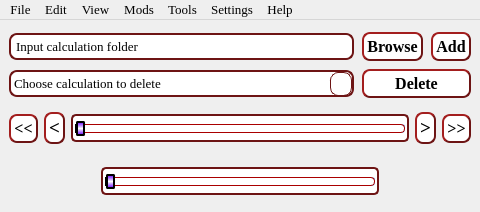
Before: the Qt Designer form Gui/VRVisualGUI.ui in asolovykh/ProChem, drawn with Qt 5.
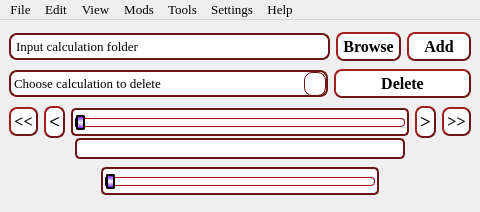
After: the same form once the commit is applied. Icons and pictures are not drawn.

Commit message: QT_Version 0.0.6.8 work in Progress: bugs with closing of OSZICAR and Processing windows were fixed. Step description is added in VisualWindow interface for convenient work.

Patch:
```diff
--- a/Gui/VRVisualGUI.ui
+++ b/Gui/VRVisualGUI.ui
@@ -212,14 +212,17 @@
    <property name="styleSheet">
     <string notr="true"/>
    </property>
-   <layout class="QGridLayout" name="gridLayout" rowstretch="0,0,0,0,0" columnstretch="0,1,0,0">
+   <layout class="QGridLayout" name="gridLayout" rowstretch="0,0,0,0,0,0,0,0" columnstretch="0,0,0,0">
     <property name="topMargin">
      <number>12</number>
     </property>
-    <property name="spacing">
+    <property name="horizontalSpacing">
      <number>8</number>
     </property>
-    <item row="3" column="0" colspan="4">
+    <property name="verticalSpacing">
+     <number>0</number>
+    </property>
+    <item row="5" column="0" colspan="4">
      <widget class="QWidget" name="CentralWidget" native="true">
       <layout class="QHBoxLayout" name="horizontalLayout">
        <property name="leftMargin">
@@ -369,80 +372,15 @@
       </layout>
      </widget>
     </item>
-    <item row="1" column="2" colspan="2">
-     <widget class="QPushButton" name="DeleteCalculationButton">
-      <property name="font">
-       <font>
-        <family>Times New Roman</family>
-        <pointsize>12</pointsize>
-        <bold>true</bold>
-       </font>
+    <item row="0" column="0" colspan="4">
+     <layout class="QHBoxLayout" name="TopWidget" stretch="5,1,1">
+      <property name="spacing">
+       <number>6</number>
       </property>
-      <property name="cursor">
-       <cursorShape>PointingHandCursor</cursorShape>
+      <property name="bottomMargin">
+       <number>8</number>
       </property>
-      <property name="text">
-       <string>Delete</string>
-      </property>
-     </widget>
-    </item>
-    <item row="0" column="2">
-     <widget class="QPushButton" name="BrowseButton">
-      <property name="font">
-       <font>
-        <family>Times New Roman</family>
-        <pointsize>12</pointsize>
-        <bold>true</bold>
-       </font>
-      </property>
-      <property name="cursor">
-       <cursorShape>PointingHandCursor</cursorShape>
-      </property>
-      <property name="text">
-       <string>Browse</string>
-      </property>
-     </widget>
-    </item>
-    <item row="0" column="3">
-     <widget class="QPushButton" name="CalculationAddButton">
-      <property name="font">
-       <font>
-        <family>Times New Roman</family>
-        <pointsize>12</pointsize>
-        <bold>true</bold>
-       </font>
-      </property>
-      <property name="cursor">
-       <cursorShape>PointingHandCursor</cursorShape>
-      </property>
-      <property name="text">
-       <string>Add</string>
-      </property>
-      <property name="flat">
-       <bool>false</bool>
-      </property>
-     </widget>
-    </item>
-    <item row="1" column="0" colspan="2">
-     <widget class="QComboBox" name="AddedCalculations">
-      <property name="font">
-       <font>
-        <family>Times New Roman</family>
-        <pointsize>10</pointsize>
-       </font>
-      </property>
-      <property name="cursor">
-       <cursorShape>PointingHandCursor</cursorShape>
-      </property>
-      <property name="currentText">
-       <string/>
-      </property>
-      <property name="placeholderText">
-       <string>Choose calculation to delete</string>
-      </property>
-     </widget>
-    </item>
-    <item row="0" column="0" colspan="2">
+      <item>
      <widget class="QLineEdit" name="DirectoryPath">
       <property name="palette">
        <palette>
@@ -495,20 +433,59 @@
       </property>
      </widget>
     </item>
-    <item row="4" column="0" colspan="4">
+      <item>
+       <widget class="QPushButton" name="BrowseButton">
+        <property name="font">
+         <font>
+          <family>Times New Roman</family>
+          <pointsize>12</pointsize>
+          <bold>true</bold>
+         </font>
+        </property>
+        <property name="cursor">
+         <cursorShape>PointingHandCursor</cursorShape>
+        </property>
+        <property name="text">
+         <string>Browse</string>
+        </property>
+       </widget>
+      </item>
+      <item>
+       <widget class="QPushButton" name="CalculationAddButton">
+        <property name="font">
+         <font>
+          <family>Times New Roman</family>
+          <pointsize>12</pointsize>
+          <bold>true</bold>
+         </font>
+        </property>
+        <property name="cursor">
+         <cursorShape>PointingHandCursor</cursorShape>
+        </property>
+        <property name="text">
+         <string>Add</string>
+        </property>
+        <property name="flat">
+         <bool>false</bool>
+        </property>
+       </widget>
+      </item>
+     </layout>
+    </item>
+    <item row="7" column="0" colspan="4">
      <widget class="QWidget" name="LowerWidget" native="true">
       <layout class="QHBoxLayout" name="horizontalLayout_2" stretch="1,3,1">
        <property name="leftMargin">
         <number>0</number>
        </property>
        <property name="topMargin">
-        <number>0</number>
+        <number>8</number>
        </property>
        <property name="rightMargin">
         <number>0</number>
        </property>
        <property name="bottomMargin">
-        <number>0</number>
+        <number>8</number>
        </property>
        <item>
         <spacer name="HSpaser1">
@@ -615,6 +592,92 @@
       </layout>
      </widget>
     </item>
+    <item row="6" column="0" colspan="4">
+     <layout class="QHBoxLayout" name="StepLabalWidget" stretch="1,5,1">
+      <item>
+       <spacer name="HSpacer3">
+        <property name="orientation">
+         <enum>Qt::Horizontal</enum>
+        </property>
+        <property name="sizeHint" stdset="0">
+         <size>
+          <width>40</width>
+          <height>20</height>
+         </size>
+        </property>
+       </spacer>
+      </item>
+      <item>
+       <widget class="QLabel" name="StepLabel">
+        <property name="text">
+         <string/>
+        </property>
+        <property name="alignment">
+         <set>Qt::AlignCenter</set>
+        </property>
+       </widget>
+      </item>
+      <item>
+       <spacer name="HSpacer4">
+        <property name="orientation">
+         <enum>Qt::Horizontal</enum>
+        </property>
+        <property name="sizeHint" stdset="0">
+         <size>
+          <width>40</width>
+          <height>20</height>
+         </size>
+        </property>
+       </spacer>
+      </item>
+     </layout>
+    </item>
+    <item row="1" column="0" colspan="4">
+     <layout class="QHBoxLayout" name="DeleteCalculationWidget" stretch="7,3">
+      <property name="spacing">
+       <number>6</number>
+      </property>
+      <property name="bottomMargin">
+       <number>8</number>
+      </property>
+      <item>
+       <widget class="QComboBox" name="AddedCalculations">
+        <property name="font">
+         <font>
+          <family>Times New Roman</family>
+          <pointsize>10</pointsize>
+         </font>
+        </property>
+        <property name="cursor">
+         <cursorShape>PointingHandCursor</cursorShape>
+        </property>
+        <property name="currentText">
+         <string/>
+        </property>
+        <property name="placeholderText">
+         <string>Choose calculation to delete</string>
+        </property>
+       </widget>
+      </item>
+      <item>
+       <widget class="QPushButton" name="DeleteCalculationButton">
+        <property name="font">
+         <font>
+          <family>Times New Roman</family>
+          <pointsize>12</pointsize>
+          <bold>true</bold>
+         </font>
+        </property>
+        <property name="cursor">
+         <cursorShape>PointingHandCursor</cursorShape>
+        </property>
+        <property name="text">
+         <string>Delete</string>
+        </property>
+       </widget>
+      </item>
+     </layout>
+    </item>
    </layout>
   </widget>
   <widget class="QMenuBar" name="VisualMenubar">
```
Left out of the diff: 5 changed lines with no effect on the pictures. Lines whose indentation alone changed are shown as unchanged. The commit also changes 7 other files.
